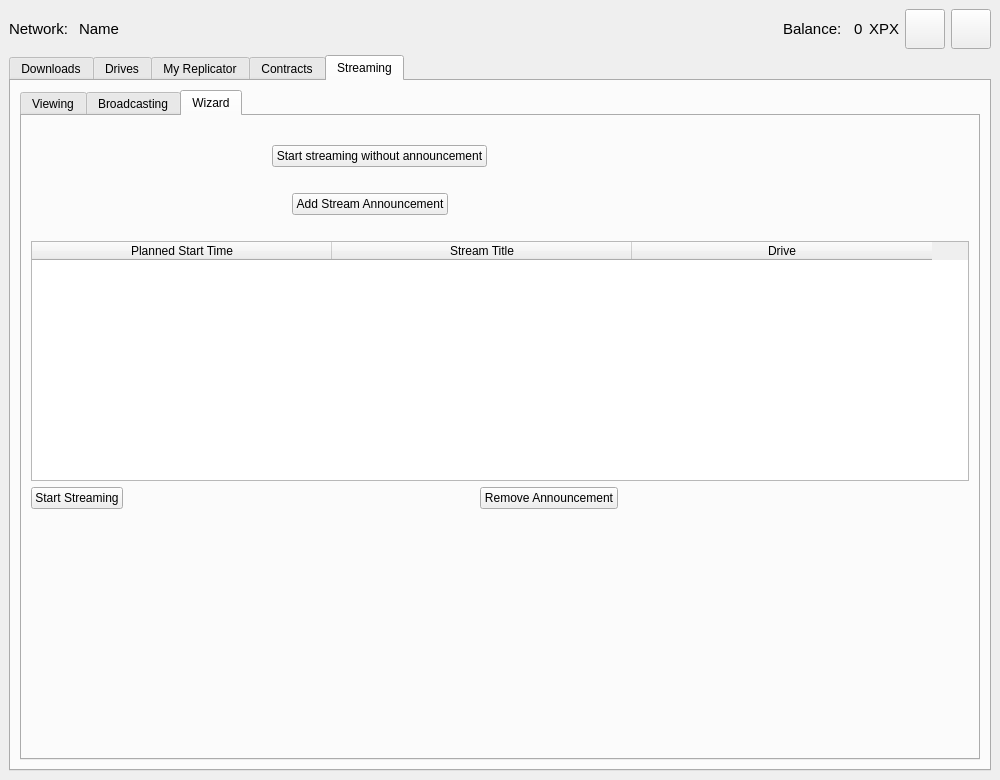
Before: the Qt Designer form UserApp/mainwin.ui in proximax-storage/cpp-xpx-storage-user-app, drawn with Qt 5.
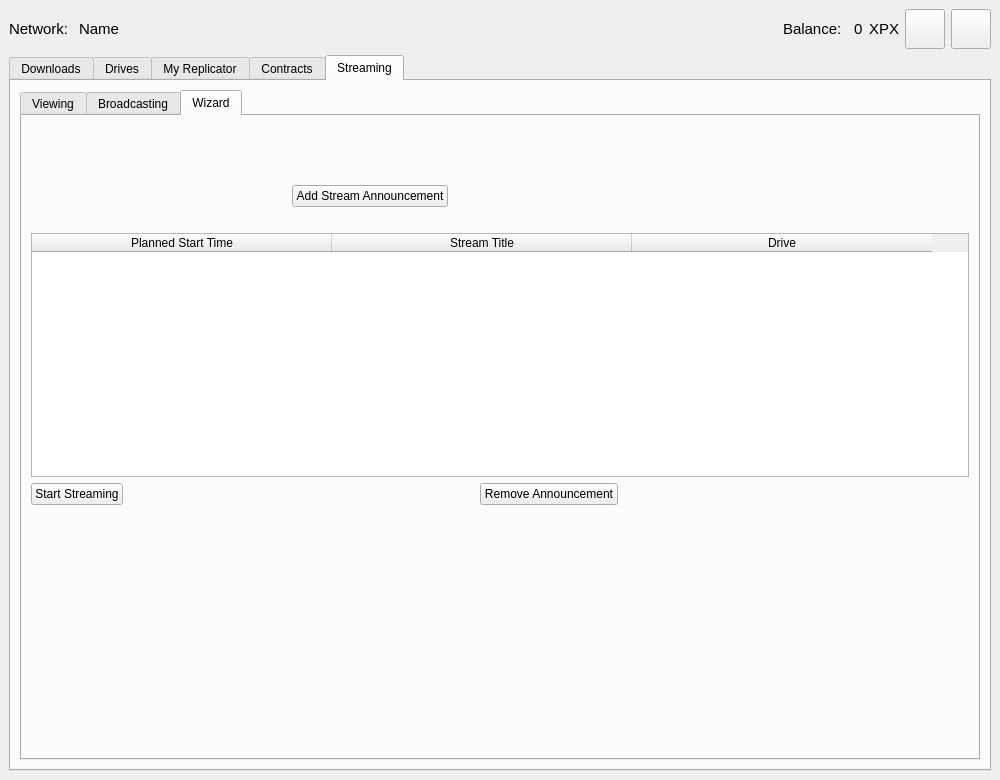
After: the same form once the commit is applied.

Commit message: OBS - checkObsState

```diff
--- a/UserApp/mainwin.ui
+++ b/UserApp/mainwin.ui
@@ -1989,13 +1989,6 @@
                   </property>
                  </spacer>
                 </item>
-                <item>
-                 <widget class="QPushButton" name="m_wizardStartStreamingBtn">
-                  <property name="text">
-                   <string>Start streaming without announcement</string>
-                  </property>
-                 </widget>
-                </item>
                 <item>
                  <spacer name="horizontalSpacer_16">
                   <property name="orientation">
```
The commit also changes 2 other files.
